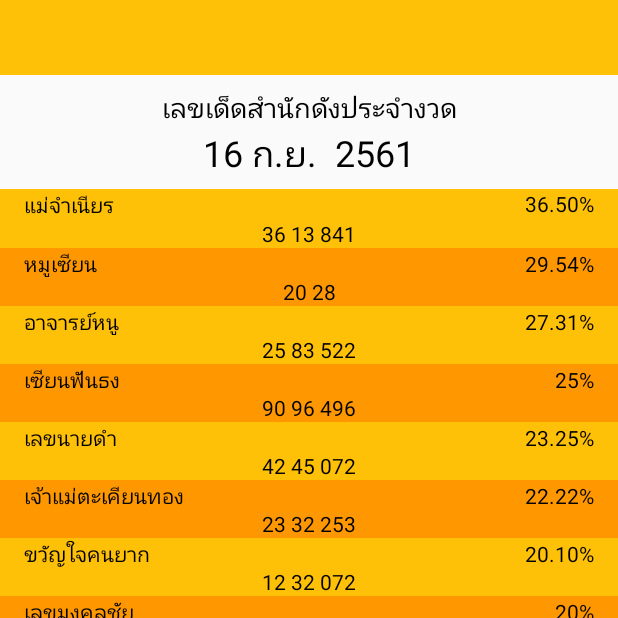
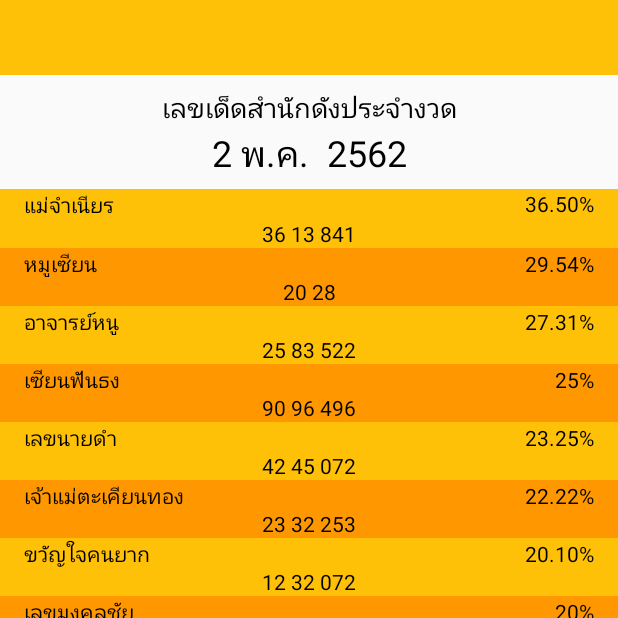
Before and after one commit to hiiamtin/WanNeeRuayApp, an Android app: the Mostnum screen opened directly, with no data from a screen before it, on a phone screen of 412 x 824 dp, the top half of it. Run offline under Robolectric (Android 15) with nearby library versions, the phone set to English and light mode, and no system bars.

Commit message:
aom update datemostnum

```diff
--- a/mobile/src/main/res/layout/activity_mostnum.xml
+++ b/mobile/src/main/res/layout/activity_mostnum.xml
@@ -52,7 +52,7 @@
             android:id="@+id/textView2"
             android:layout_width="match_parent"
             android:layout_height="wrap_content"
-            android:text="16 ก.ย.  2561"
+            android:text="2 พ.ค.  2562"
             android:textAlignment="center"
             android:textColor="@android:color/background_dark"
             android:textSize="24sp" />
```
